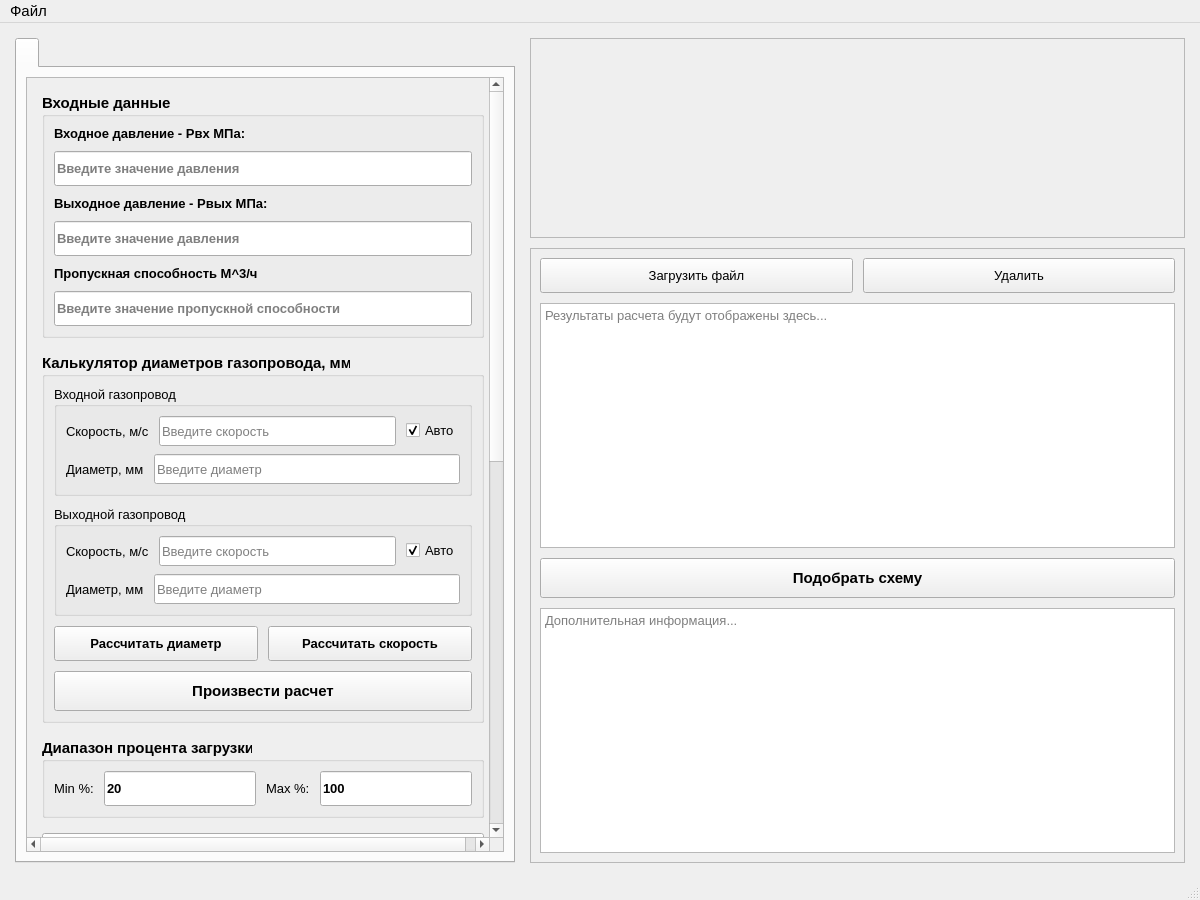
Qt form src/mainwindow.ui (VladislavKiseliov/task_regulator_selection_program) before a commit.
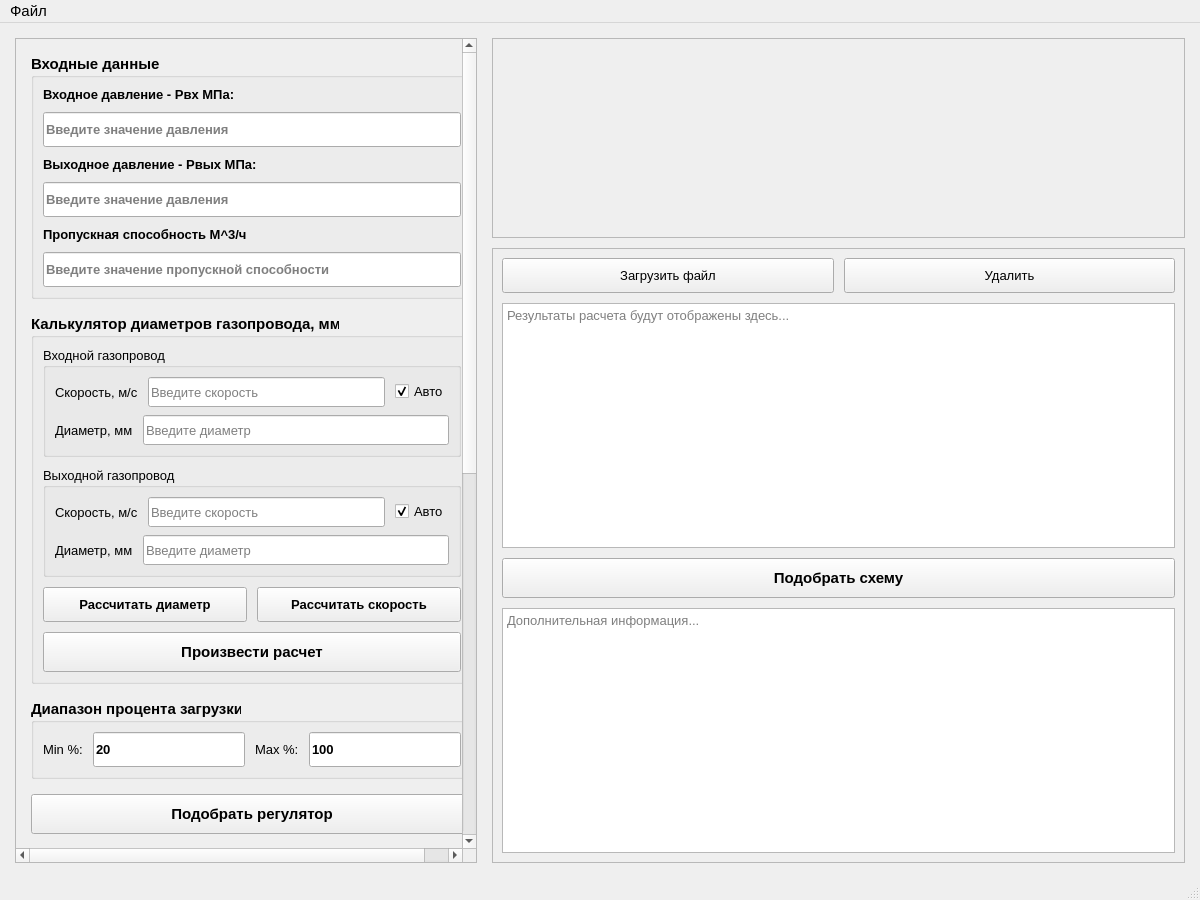
The same form after that commit. Icons and pictures are not drawn.

Commit message: Теперь финальная версия интерфейса

Diff of the .ui file:
```diff
--- a/src/mainwindow.ui
+++ b/src/mainwindow.ui
@@ -40,27 +40,6 @@
     <property name="bottomMargin">
      <number>15</number>
     </property>
-    <item>
-     <widget class="QTabWidget" name="tabWidget">
-      <property name="minimumSize">
-       <size>
-        <width>500</width>
-        <height>0</height>
-       </size>
-      </property>
-      <property name="font">
-       <font>
-        <pointsize>11</pointsize>
-       </font>
-      </property>
-      <property name="currentIndex">
-       <number>0</number>
-      </property>
-      <widget class="QWidget" name="regulator_tab">
-       <layout class="QVBoxLayout" name="verticalLayout_main">
-        <property name="spacing">
-         <number>15</number>
-        </property>
         <item>
          <widget class="QScrollArea" name="scrollArea_main">
           <property name="widgetResizable">
@@ -77,7 +56,7 @@
             <rect>
              <x>0</x>
              <y>0</y>
-             <width>450</width>
+             <width>700</width>
              <height>1200</height>
             </rect>
            </property>
@@ -1328,10 +1307,6 @@
           </widget>
          </widget>
         </item>
-       </layout>
-      </widget>
-     </widget>
-    </item>
     <item>
      <widget class="QWidget" name="widget_2" native="true">
       <property name="minimumSize">
```
Left out of the diff: 5 changed lines with no effect on the pictures. The commit also changes 3 other files.
